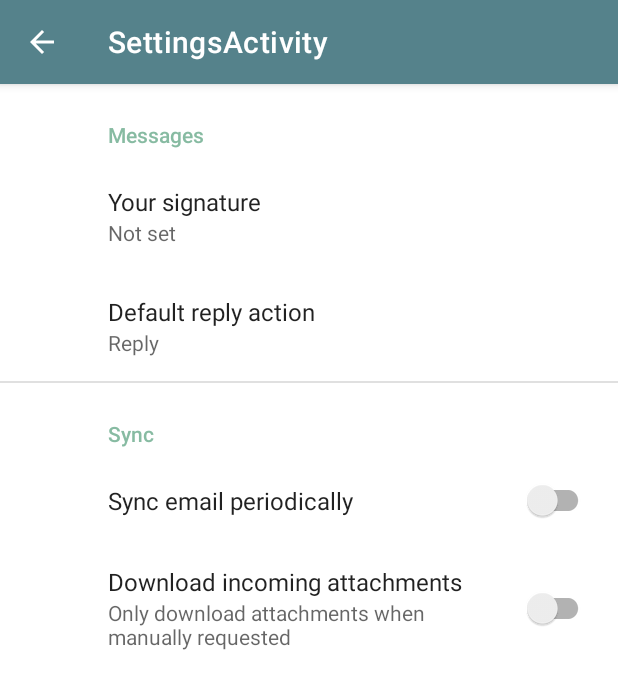
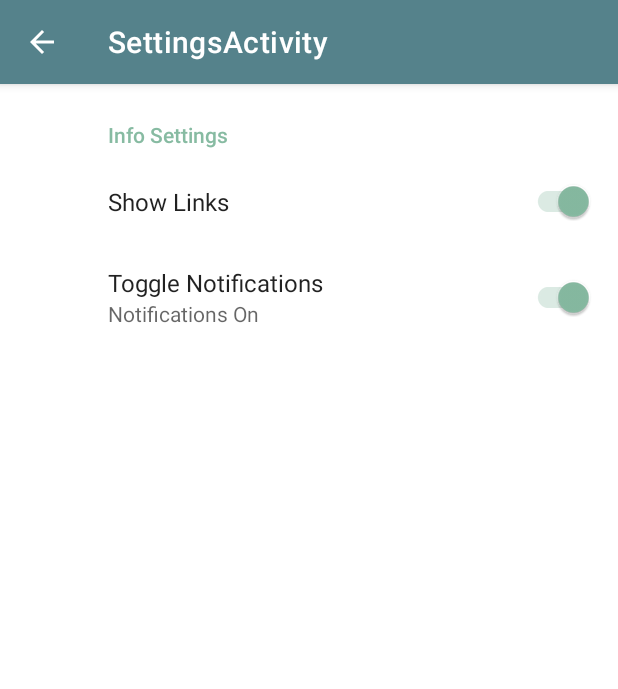
Before and after one commit to JimenezEvan/RandomBugCatcher, an Android app: the SettingsActivity screen opened directly, with no data from a screen before it, on a phone screen of 412 x 824 dp. Shown: the top 689 px of the screen. Run offline under Robolectric (Android 15) with nearby library versions, the phone set to English and light mode, and no system bars; our stand-ins replace androidx.preference.

Commit message:
changed settings (you still cant access) v1.42

```diff
--- a/app/src/main/res/drawable/bug_catch.xml
+++ b/app/src/main/res/drawable/bug_settings.xml
@@ -1,4 +1,4 @@
-<vector android:height="24dp" android:tint="#000000"
+<vector android:height="24dp" android:tint="#FFFFFF"
     android:viewportHeight="24" android:viewportWidth="24"
     android:width="24dp" xmlns:android="http://schemas.android.com/apk/res/android">
     <path android:fillColor="@android:color/white" android:pathData="M21,15v-2h-3.07c-0.05,-0.39 -0.12,-0.77 -0.22,-1.14l2.58,-1.49l-1,-1.73L16.92,10c-0.28,-0.48 -0.62,-0.91 -0.99,-1.29C15.97,8.48 16,8.25 16,8c0,-0.8 -0.24,-1.55 -0.65,-2.18L17,4.17l-1.41,-1.41l-1.72,1.72c-1.68,-0.89 -3.1,-0.33 -3.73,0L8.41,2.76L7,4.17l1.65,1.65C8.24,6.45 8,7.2 8,8c0,0.25 0.03,0.48 0.07,0.72C7.7,9.1 7.36,9.53 7.08,10L4.71,8.63l-1,1.73l2.58,1.49c-0.1,0.37 -0.17,0.75 -0.22,1.14H3v2h3.07c0.05,0.39 0.12,0.77 0.22,1.14l-2.58,1.49l1,1.73L7.08,18c1.08,1.81 2.88,3 4.92,3s3.84,-1.19 4.92,-3l2.37,1.37l1,-1.73l-2.58,-1.49c0.1,-0.37 0.17,-0.75 0.22,-1.14H21zM13,17h-2v-6h2V17z"/>
--- a/app/src/main/res/menu/menu_main.xml
+++ b/app/src/main/res/menu/menu_main.xml
@@ -4,7 +4,7 @@
     tools:context="com.example.randombugcatcher.MainActivity">
     <item
         android:id="@+id/action_settings"
+        android:icon="@drawable/bug_settings"
         android:orderInCategory="100"
-        android:title="@string/action_settings"
-        app:showAsAction="never" />
+        app:showAsAction="always" />
 </menu>
--- a/app/src/main/res/values/strings.xml
+++ b/app/src/main/res/values/strings.xml
@@ -12,19 +12,15 @@
     <string name="title_activity_settings">SettingsActivity</string>
 
     <!-- Preference Titles -->
-    <string name="messages_header">Messages</string>
-    <string name="sync_header">Sync</string>
+    <string name="sync_header">Info Settings</string>
 
-    <!-- Messages Preferences -->
-    <string name="signature_title">Your signature</string>
-    <string name="reply_title">Default reply action</string>
 
     <!-- Sync Preferences -->
-    <string name="sync_title">Sync email periodically</string>
-    <string name="attachment_title">Download incoming attachments</string>
-    <string name="attachment_summary_on">Automatically download attachments for incoming emails
+    <string name="sync_title">Show Links</string>
+    <string name="attachment_title">Toggle Notifications</string>
+    <string name="attachment_summary_on">Notifications On
     </string>
-    <string name="attachment_summary_off">Only download attachments when manually requested</string>
+    <string name="attachment_summary_off">Notifications Off</string>
     <!-- dialog stuffs -->
     <string name="diaTitle">Burn All</string>
     <string name="diaMessage">Are you <i>sure</i> you want to <b>burn</b> all of your bugs?</string>
--- a/app/src/main/res/xml/root_preferences.xml
+++ b/app/src/main/res/xml/root_preferences.xml
@@ -1,29 +1,14 @@
 <PreferenceScreen xmlns:app="http://schemas.android.com/apk/res-auto">
-
-    <PreferenceCategory app:title="@string/messages_header">
-
-        <EditTextPreference
-            app:key="signature"
-            app:title="@string/signature_title"
-            app:useSimpleSummaryProvider="true" />
-
-        <ListPreference
-            app:defaultValue="reply"
-            app:entries="@array/reply_entries"
-            app:entryValues="@array/reply_values"
-            app:key="reply"
-            app:title="@string/reply_title"
-            app:useSimpleSummaryProvider="true" />
-
-    </PreferenceCategory>
 
     <PreferenceCategory app:title="@string/sync_header">
 
         <SwitchPreferenceCompat
+            app:defaultValue="true"
             app:key="sync"
             app:title="@string/sync_title" />
 
         <SwitchPreferenceCompat
+            app:defaultValue="true"
             app:dependency="sync"
             app:key="attachment"
             app:summaryOff="@string/attachment_summary_off"
```
Also changed, not shown: app/src/main/res/drawable/bug_settings.png (deleted).
